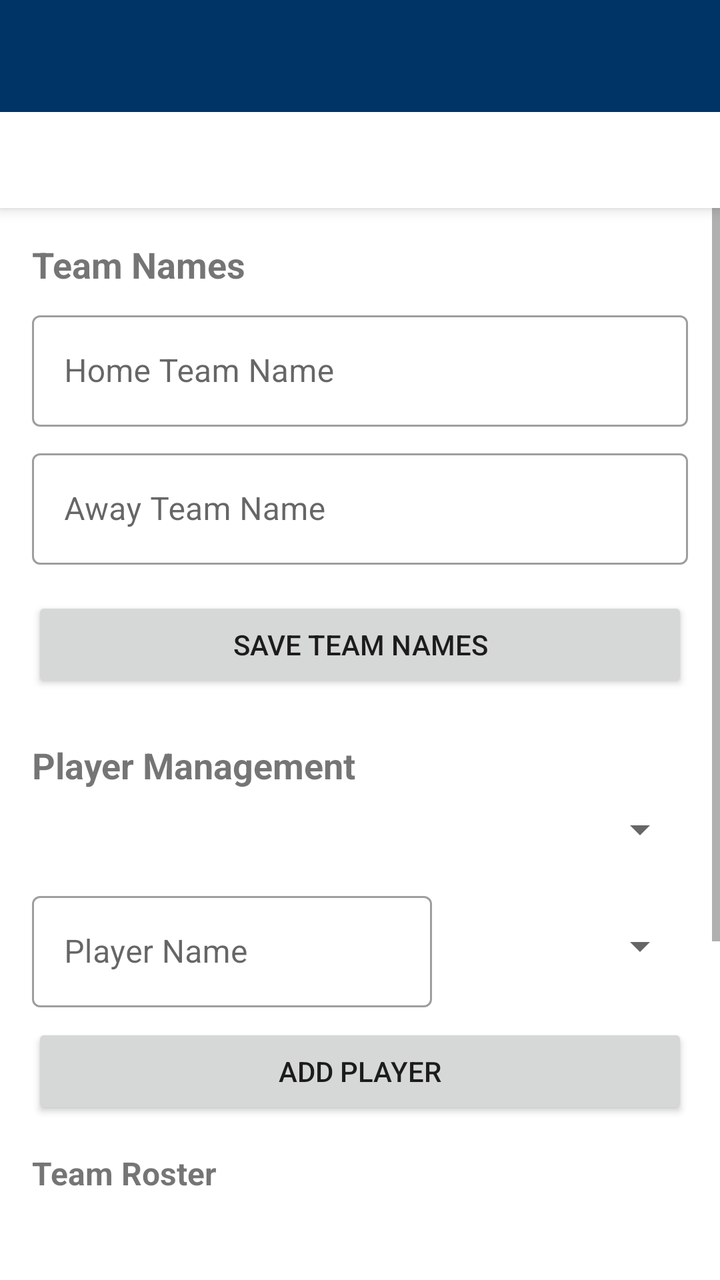
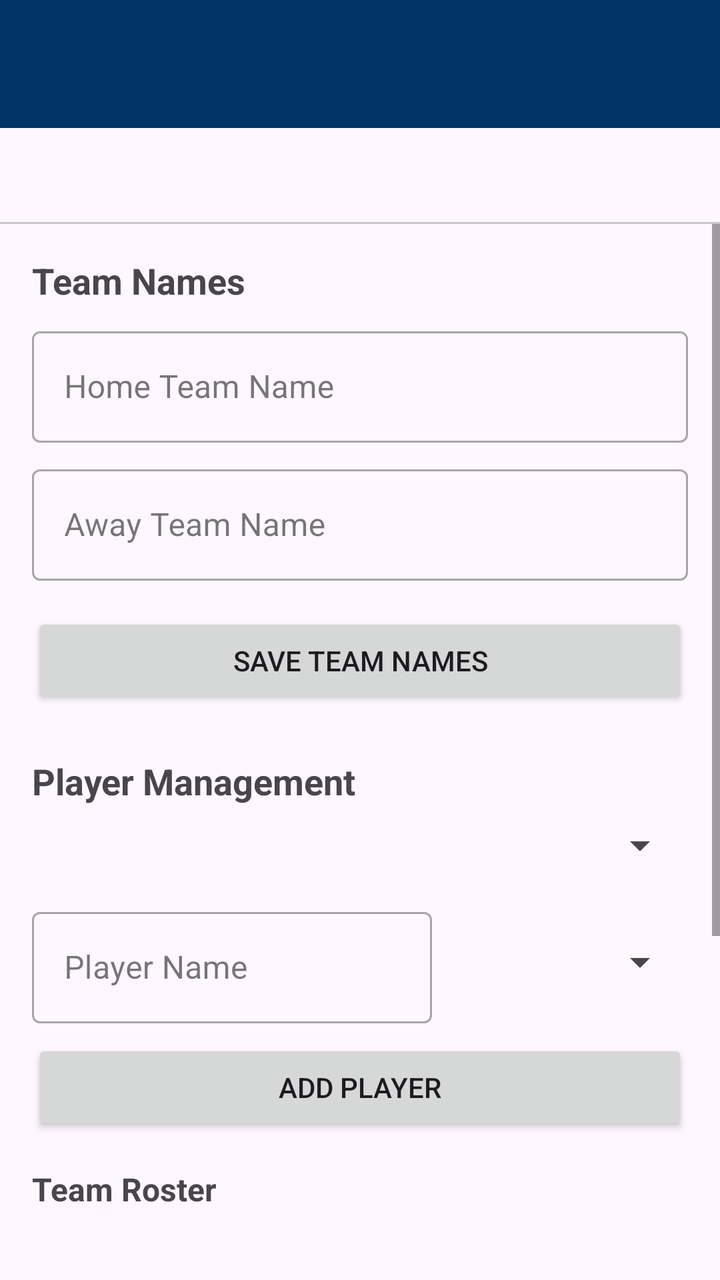

The first picture is an Android layout as it rendered before a commit; the second is the same layout after the commit. The layout source and the unified diff follow.
<!-- AndroidManifest.xml: application theme Theme.SPUCRICKETCLUB -->
<!-- res/layout/activity_team_management.xml -->
<?xml version="1.0" encoding="utf-8"?>
<androidx.coordinatorlayout.widget.CoordinatorLayout xmlns:android="http://schemas.android.com/apk/res/android"
    xmlns:app="http://schemas.android.com/apk/res-auto"
    xmlns:tools="http://schemas.android.com/tools"
    android:layout_width="match_parent"
    android:layout_height="match_parent"
    tools:context=".TeamManagementActivity">

    <com.google.android.material.appbar.AppBarLayout
        android:layout_width="match_parent"
        android:layout_height="wrap_content"
        android:theme="@style/ThemeOverlay.AppCompat.Dark.ActionBar">

        <androidx.appcompat.widget.Toolbar
            android:id="@+id/toolbar"
            android:layout_width="match_parent"
            android:layout_height="?attr/actionBarSize"
            android:background="?attr/colorPrimary"
            app:popupTheme="@style/ThemeOverlay.AppCompat.Light" />

        <com.google.android.material.tabs.TabLayout
            android:id="@+id/tab_layout"
            android:layout_width="match_parent"
            android:layout_height="wrap_content"
            app:tabMode="fixed" />

    </com.google.android.material.appbar.AppBarLayout>

    <ScrollView
        android:layout_width="match_parent"
        android:layout_height="match_parent"
        app:layout_behavior="@string/appbar_scrolling_view_behavior">

        <LinearLayout
            android:layout_width="match_parent"
            android:layout_height="wrap_content"
            android:orientation="vertical"
            android:padding="16dp">

            <TextView
                android:layout_width="match_parent"
                android:layout_height="wrap_content"
                android:text="Team Names"
                android:textSize="18sp"
                android:textStyle="bold"
                android:layout_marginBottom="8dp" />

            <com.google.android.material.textfield.TextInputLayout
                android:layout_width="match_parent"
                android:layout_height="wrap_content"
                android:layout_marginBottom="8dp"
                style="@style/Widget.MaterialComponents.TextInputLayout.OutlinedBox">

                <EditText
                    android:id="@+id/edit_home_team_name"
                    android:layout_width="match_parent"
                    android:layout_height="wrap_content"
                    android:hint="Home Team Name"
                    android:inputType="text" />
            </com.google.android.material.textfield.TextInputLayout>

            <com.google.android.material.textfield.TextInputLayout
                android:layout_width="match_parent"
                android:layout_height="wrap_content"
                android:layout_marginBottom="16dp"
                style="@style/Widget.MaterialComponents.TextInputLayout.OutlinedBox">

                <EditText
                    android:id="@+id/edit_away_team_name"
                    android:layout_width="match_parent"
                    android:layout_height="wrap_content"
                    android:hint="Away Team Name"
                    android:inputType="text" />
            </com.google.android.material.textfield.TextInputLayout>

            <Button
                android:id="@+id/button_save_team_names"
                android:layout_width="match_parent"
                android:layout_height="wrap_content"
                android:text="Save Team Names"
                android:layout_marginBottom="24dp" />

            <TextView
                android:layout_width="match_parent"
                android:layout_height="wrap_content"
                android:text="Player Management"
                android:textSize="18sp"
                android:textStyle="bold"
                android:layout_marginBottom="8dp" />

            <Spinner
                android:id="@+id/spinner_team_selection"
                android:layout_width="match_parent"
                android:layout_height="wrap_content"
                android:layout_marginBottom="16dp" />

            <LinearLayout
                android:layout_width="match_parent"
                android:layout_height="wrap_content"
                android:orientation="horizontal"
                android:gravity="center_vertical"
                android:layout_marginBottom="8dp">

                <com.google.android.material.textfield.TextInputLayout
                    android:layout_width="0dp"
                    android:layout_weight="1"
                    android:layout_height="wrap_content"
                    android:layout_marginEnd="8dp"
                    style="@style/Widget.MaterialComponents.TextInputLayout.OutlinedBox">

                    <EditText
                        android:id="@+id/edit_player_name"
                        android:layout_width="match_parent"
                        android:layout_height="wrap_content"
                        android:hint="Player Name"
                        android:inputType="text" />
                </com.google.android.material.textfield.TextInputLayout>

                <Spinner
                    android:id="@+id/spinner_player_role"
                    android:layout_width="120dp"
                    android:layout_height="wrap_content" />
            </LinearLayout>

            <Button
                android:id="@+id/button_add_player"
                android:layout_width="match_parent"
                android:layout_height="wrap_content"
                android:text="Add Player"
                android:layout_marginBottom="16dp" />

            <TextView
                android:layout_width="match_parent"
                android:layout_height="wrap_content"
                android:text="Team Roster"
                android:textSize="16sp"
                android:textStyle="bold"
                android:layout_marginBottom="8dp" />

            <ListView
                android:id="@+id/list_players"
                android:layout_width="match_parent"
                android:layout_height="250dp"
                android:layout_marginBottom="16dp" />

        </LinearLayout>
    </ScrollView>

</androidx.coordinatorlayout.widget.CoordinatorLayout>
<!-- resources referenced by this layout -->
<resources>
  <style name="Theme.SPUCRICKETCLUB" parent="Base.Theme.SPUCRICKETCLUB" />
  <style name="Base.Theme.SPUCRICKETCLUB" parent="Theme.MaterialComponents.DayNight.NoActionBar">
  
  
      
          <item name="colorPrimary">@color/spu_blue</item>
          <item name="colorPrimaryVariant">@color/spu_dark_blue</item>
          <item name="colorOnPrimary">@color/white</item>
          
          <item name="colorSecondary">@color/spu_gold</item>
          <item name="colorSecondaryVariant">@color/spu_gold_dark</item>
          <item name="colorOnSecondary">@color/black</item>
          
          <item name="android:statusBarColor">?attr/colorPrimaryVariant</item>
          
      </style>
  <color name="spu_blue">#003366</color>
  <color name="spu_dark_blue">#003366</color>
  <color name="white">#FFFFFFFF</color>
  <color name="spu_gold">#FFCC33</color>
  <color name="spu_gold_dark">#E6B800</color>
  <color name="black">#FF000000</color>
</resources>

<!-- the commit's change to res/layout/activity_team_management.xml (unified diff, before → after) -->
@@ -9,14 +9,14 @@
     <com.google.android.material.appbar.AppBarLayout
         android:layout_width="match_parent"
         android:layout_height="wrap_content"
-        android:theme="@style/ThemeOverlay.AppCompat.Dark.ActionBar">
+        android:theme="@style/ThemeOverlay.Material3">
 
         <androidx.appcompat.widget.Toolbar
             android:id="@+id/toolbar"
             android:layout_width="match_parent"
             android:layout_height="?attr/actionBarSize"
             android:background="?attr/colorPrimary"
-            app:popupTheme="@style/ThemeOverlay.AppCompat.Light" />
+            app:popupTheme="@style/ThemeOverlay.Material3" />
 
         <com.google.android.material.tabs.TabLayout
             android:id="@+id/tab_layout"
<!-- resource entries referenced after the edit -->
@@ -1,7 +1,7 @@
 <!-- resources referenced by this layout -->
 <resources>
   <style name="Theme.SPUCRICKETCLUB" parent="Base.Theme.SPUCRICKETCLUB" />
-  <style name="Base.Theme.SPUCRICKETCLUB" parent="Theme.MaterialComponents.DayNight.NoActionBar">
+  <style name="Base.Theme.SPUCRICKETCLUB" parent="Theme.Material3.DayNight.NoActionBar">
   
   
       
